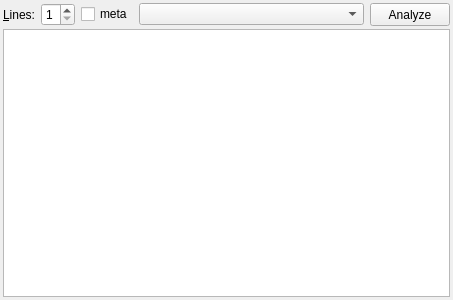
The window that src/gui/analysiswidget.ui (franzm/shatrabase) describes before a commit, drawn with Qt 5.
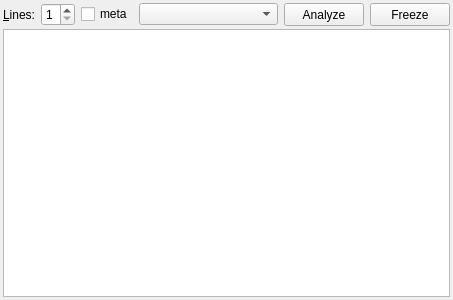
The same window after the commit.

Commit message: analyze freeze button

```diff
--- a/src/gui/analysiswidget.ui
+++ b/src/gui/analysiswidget.ui
@@ -116,6 +116,25 @@
          </property>
         </widget>
        </item>
+       <item>
+        <widget class="QPushButton" name="freezeButton">
+         <property name="sizePolicy">
+          <sizepolicy hsizetype="Minimum" vsizetype="Minimum">
+           <horstretch>0</horstretch>
+           <verstretch>0</verstretch>
+          </sizepolicy>
+         </property>
+         <property name="text">
+          <string>Freeze</string>
+         </property>
+         <property name="checkable">
+          <bool>true</bool>
+         </property>
+         <property name="checked">
+          <bool>false</bool>
+         </property>
+        </widget>
+       </item>
       </layout>
      </item>
      <item>
```
The commit also changes 3 other files.
